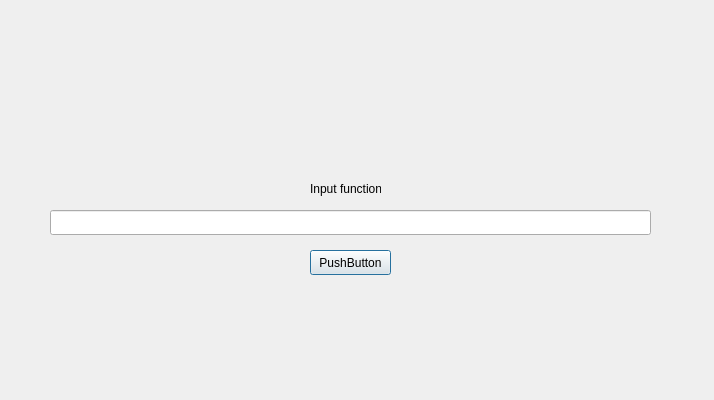
lcg007xd-c/locus, file ui/window.ui: the form before one commit.
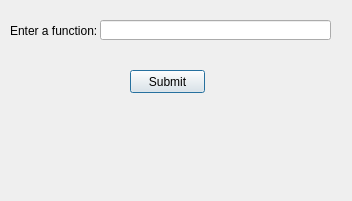
The form after the commit.

```diff
--- a/ui/window.ui
+++ b/ui/window.ui
@@ -6,47 +6,57 @@
    <rect>
     <x>0</x>
     <y>0</y>
-    <width>714</width>
-    <height>400</height>
+    <width>352</width>
+    <height>201</height>
    </rect>
   </property>
   <property name="windowTitle">
    <string>Dialog</string>
   </property>
-  <widget class="QLineEdit" name="lineEdit">
-   <property name="geometry">
-    <rect>
-     <x>50</x>
-     <y>210</y>
-     <width>601</width>
-     <height>25</height>
-    </rect>
-   </property>
-  </widget>
-  <widget class="QPushButton" name="pushButton">
-   <property name="geometry">
-    <rect>
-     <x>310</x>
-     <y>250</y>
-     <width>81</width>
-     <height>25</height>
-    </rect>
-   </property>
-   <property name="text">
-    <string>PushButton</string>
-   </property>
-  </widget>
   <widget class="QLabel" name="label">
    <property name="geometry">
     <rect>
-     <x>310</x>
-     <y>180</y>
-     <width>71</width>
-     <height>17</height>
+     <x>10</x>
+     <y>10</y>
+     <width>101</width>
+     <height>41</height>
     </rect>
    </property>
    <property name="text">
-    <string>Input function</string>
+    <string>Enter a function:</string>
+   </property>
+  </widget>
+  <widget class="QLineEdit" name="lineEdit">
+   <property name="geometry">
+    <rect>
+     <x>100</x>
+     <y>20</y>
+     <width>231</width>
+     <height>20</height>
+    </rect>
+   </property>
+  </widget>
+  <widget class="QPushButton" name="submitButton">
+   <property name="geometry">
+    <rect>
+     <x>130</x>
+     <y>70</y>
+     <width>75</width>
+     <height>23</height>
+    </rect>
+   </property>
+   <property name="text">
+    <string>Submit</string>
+   </property>
+  </widget>
+  <widget class="QWidget" name="container" native="true">
+   <property name="geometry">
+    <rect>
+     <x>40</x>
+     <y>110</y>
+     <width>281</width>
+     <height>61</height>
+    </rect>
    </property>
   </widget>
  </widget>
```
